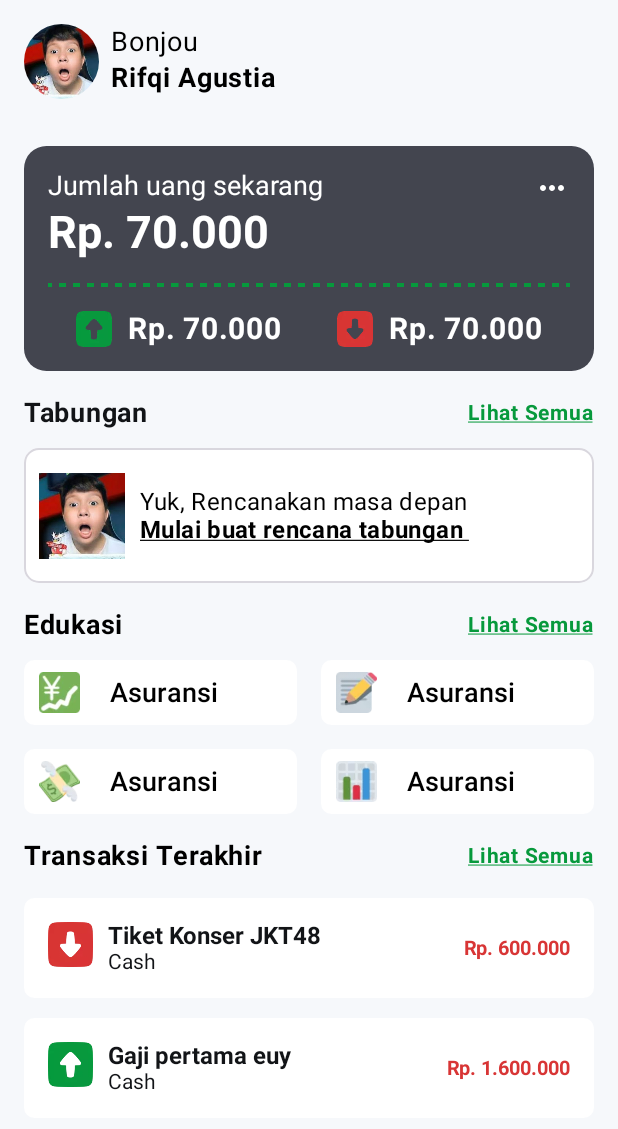
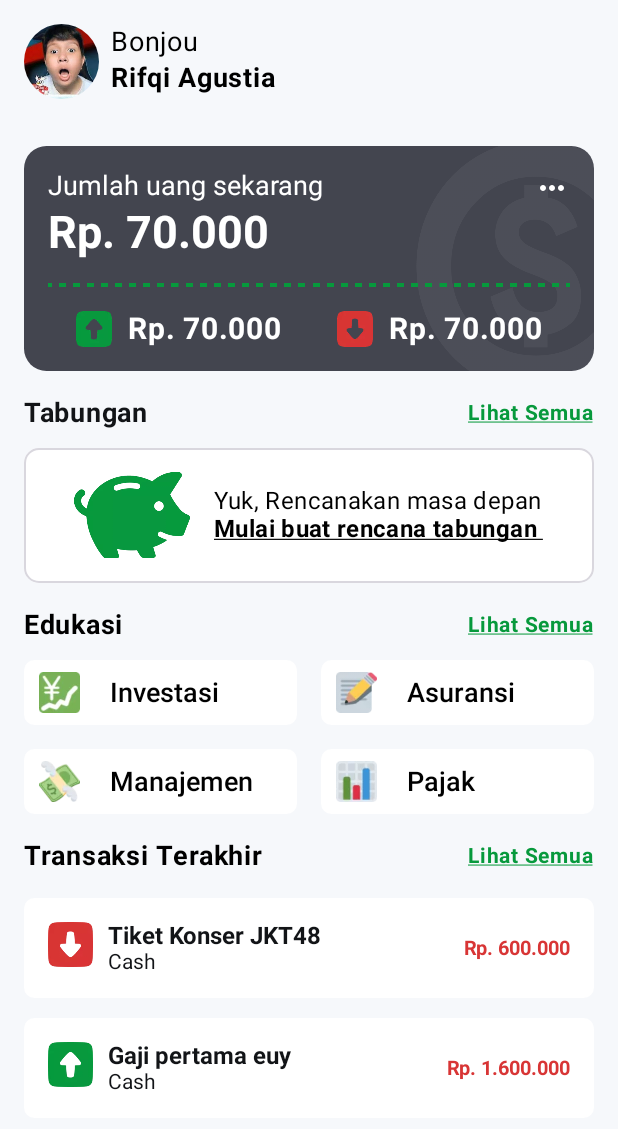
Before and after one commit to rfqagst/FinTrack, an Android app built with Jetpack Compose: the screen it shows after launch (MainActivity), on a phone screen of 412 x 824 dp. Shown: the top 1129 px of the screen. Run offline under Robolectric (Android 15) with nearby library versions, the phone set to English and light mode, and no system bars.

Commit message:
Update Home

```diff
--- a/app/src/main/java/com/example/fintrack/ui/components/Card.kt
+++ b/app/src/main/java/com/example/fintrack/ui/components/Card.kt
@@ -27,6 +27,7 @@ import androidx.compose.ui.Modifier
 import androidx.compose.ui.draw.clip
 import androidx.compose.ui.graphics.Color
 import androidx.compose.ui.graphics.ColorFilter
+import androidx.compose.ui.graphics.DefaultAlpha
 import androidx.compose.ui.graphics.painter.Painter
 import androidx.compose.ui.res.painterResource
 import androidx.compose.ui.text.TextStyle
@@ -43,19 +44,21 @@ import com.example.fintrack.R
 fun BalanceCard(
     modifier: Modifier
 ) {
-    Column(
-        modifier = Modifier
-
-
-    ) {
     Box(
         modifier = modifier
             .clip(RoundedCornerShape(15.dp))
             .background(Color(0xFF43454F))
-                .width(327.dp)
+            .fillMaxWidth()
             .height(150.dp)
 
     ) {
+        Image(
+            painter = painterResource(id = R.drawable.monetization),
+            contentDescription = null,
+            modifier = Modifier
+                .align(Alignment.CenterEnd),
+            alpha = 0.25f
+        )
         Column(modifier = Modifier.padding(16.dp)) {
             Row(
                 modifier = Modifier
@@ -144,12 +147,12 @@ fun BalanceCard(
         }
     }
 }
-}
 
 @Composable
 fun HomeCardEdukasi(
     modifier: Modifier,
-    image: Painter
+    image: Painter,
+    title: String
 ) {
     Card(
         colors = CardDefaults.cardColors(
@@ -180,7 +183,7 @@ fun HomeCardEdukasi(
             )
             Spacer(modifier = Modifier.width(20.dp))
             Text(
-                text = "Asuransi", style = TextStyle(
+                text = title, style = TextStyle(
                     fontSize = 18.sp,
                     fontWeight = FontWeight(600),
                     color = Color(0xFF000000),
@@ -206,18 +209,21 @@ fun CardTabunganKondisi1(
         border = BorderStroke(width = 1.dp, color = Color(0xFFD9D7DE))
     ) {
         Row(
+            modifier = Modifier
+                .fillMaxWidth()
+                .padding(16.dp),
             verticalAlignment = Alignment.CenterVertically,
-            horizontalArrangement = Arrangement.Start,
-            modifier = Modifier.fillMaxSize()
+            horizontalArrangement = Arrangement.Center
+
         ) {
             Image(
-                painter = painterResource(id = R.drawable.profile),
+                painter = painterResource(id = R.drawable.babi),
                 contentDescription = null,
                 Modifier
-                    .padding(0.dp)
                     .width(77.dp)
                     .height(57.dp)
             )
+            Spacer(modifier = Modifier.width(16.dp))
             Column {
                 Text(
                     text = "Yuk, Rencanakan masa depan",
@@ -382,7 +388,7 @@ fun CardBannerTabungan() {
 fun CardPreview() {
 //    BalanceCard(modifier = Modifier)
     Surface(modifier = Modifier.fillMaxSize()) {
-        CardTabunganKondisi2(modifier = Modifier.wrapContentHeight())
+        BalanceCard(modifier = Modifier.wrapContentHeight())
     }
 
 }
--- a/app/src/main/java/com/example/fintrack/ui/screen/home/HomeScreen.kt
+++ b/app/src/main/java/com/example/fintrack/ui/screen/home/HomeScreen.kt
@@ -105,7 +105,8 @@ fun HomeScreen(
                     modifier = Modifier
                         .fillMaxWidth()
                         .weight(1f),
-                    image = painterResource(id = R.drawable.emoji)
+                    image = painterResource(id = R.drawable.emoji),
+                    title = "Investasi"
                 )
                 Spacer(modifier = Modifier.width(16.dp))
 
@@ -113,7 +114,8 @@ fun HomeScreen(
                     modifier = Modifier
                         .fillMaxWidth()
                         .weight(1f),
-                    image = painterResource(id = R.drawable.emoji_asuransi)
+                    image = painterResource(id = R.drawable.emoji_asuransi),
+                    title = "Asuransi"
                 )
 
             }
@@ -126,7 +128,8 @@ fun HomeScreen(
                     modifier = Modifier
                         .fillMaxWidth()
                         .weight(1f),
-                    image = painterResource(id = R.drawable.emoji_manajemen)
+                    image = painterResource(id = R.drawable.emoji_manajemen),
+                    title = "Manajemen"
                 )
                 Spacer(modifier = Modifier.width(16.dp))
 
@@ -134,7 +137,8 @@ fun HomeScreen(
                     modifier = Modifier
                         .fillMaxWidth()
                         .weight(1f),
-                    image = painterResource(id = R.drawable.emoji_pajak)
+                    image = painterResource(id = R.drawable.emoji_pajak),
+                    title = "Pajak"
                 )
 
             }
```
Also changed, not shown: app/src/main/res/drawable/babi.webp (added), app/src/main/res/drawable/monetization.webp (added). Lines whose indentation alone changed are shown as unchanged.
